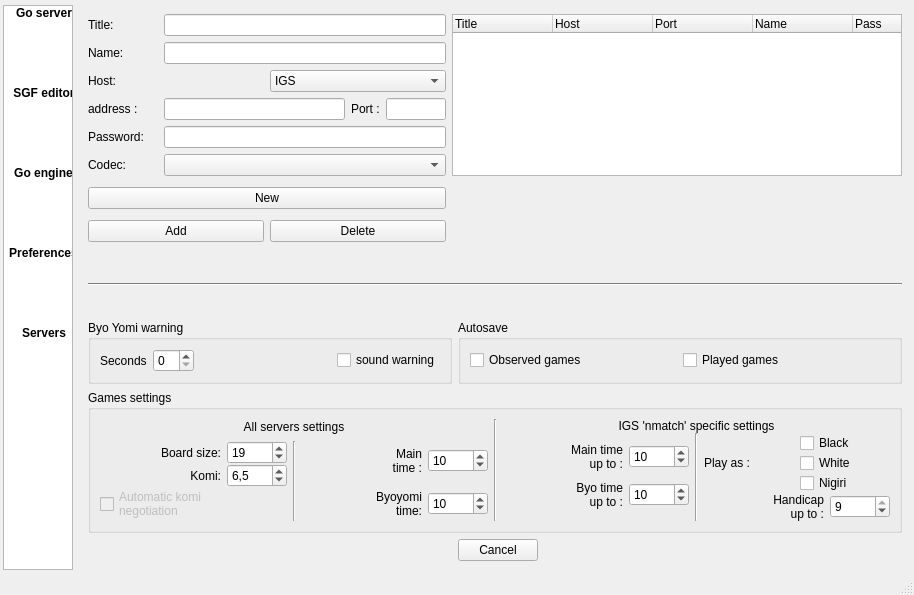
The window that src/mainwindow.ui (iamsyt/qgo) describes before a commit, drawn with Qt 5.
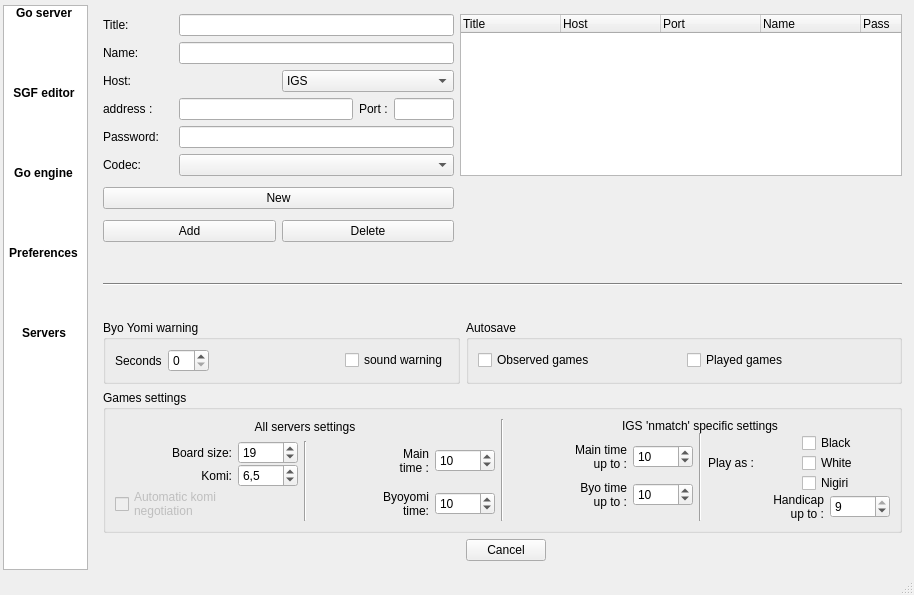
The same window after the commit. The open tabs and pages were chosen to show the change. Icons and pictures are not drawn. Custom widgets are drawn as their Qt base class.

What changed in the file:
```diff
--- a/src/mainwindow.ui
+++ b/src/mainwindow.ui
@@ -39,6 +39,12 @@
     </property>
     <item>
      <widget class="QListWidget" name="listWidget" >
+      <property name="minimumSize" >
+       <size>
+        <width>85</width>
+        <height>0</height>
+       </size>
+      </property>
       <property name="maximumSize" >
        <size>
         <width>85</width>
@@ -3690,7 +3696,7 @@
 Be careful: it may be annoying if opponent does not want to accept your defaults even if defaults have been sent to opponent before. This may be due to different internal use of negotiation values by clients.</string>
                  </property>
                  <property name="text" >
-                  <string>Automatic komi 
+                  <string>Automatic komi &#xd;
 negotiation</string>
                  </property>
                 </widget>
@@ -3720,7 +3726,7 @@
                   <string>Additional time for 25 moves; after 25 moves the byoyomi time starts again and again</string>
                  </property>
                  <property name="text" >
-                  <string>Byoyomi
+                  <string>Byoyomi&#xd;
 time:</string>
                  </property>
                  <property name="alignment" >
@@ -3778,7 +3784,7 @@
                   <string>Playing time</string>
                  </property>
                  <property name="text" >
-                  <string>Main 
+                  <string>Main &#xd;
 time :</string>
                  </property>
                  <property name="alignment" >
@@ -3941,7 +3947,7 @@
                       <string>Playing time</string>
                      </property>
                      <property name="text" >
-                      <string>Main time 
+                      <string>Main time &#xd;
 up to :</string>
                      </property>
                      <property name="alignment" >
@@ -3999,7 +4005,7 @@
                       <string>Additional time for 25 moves; after 25 moves the byoyomi time starts again and again</string>
                      </property>
                      <property name="text" >
-                      <string>Byo time
+                      <string>Byo time&#xd;
 up to :</string>
                      </property>
                      <property name="alignment" >
@@ -4149,7 +4155,7 @@
                       <string>board size</string>
                      </property>
                      <property name="text" >
-                      <string>Handicap 
+                      <string>Handicap &#xd;
 up to :</string>
                      </property>
                      <property name="alignment" >
```
Left out of the diff: 120 changed lines with no effect on the pictures.
